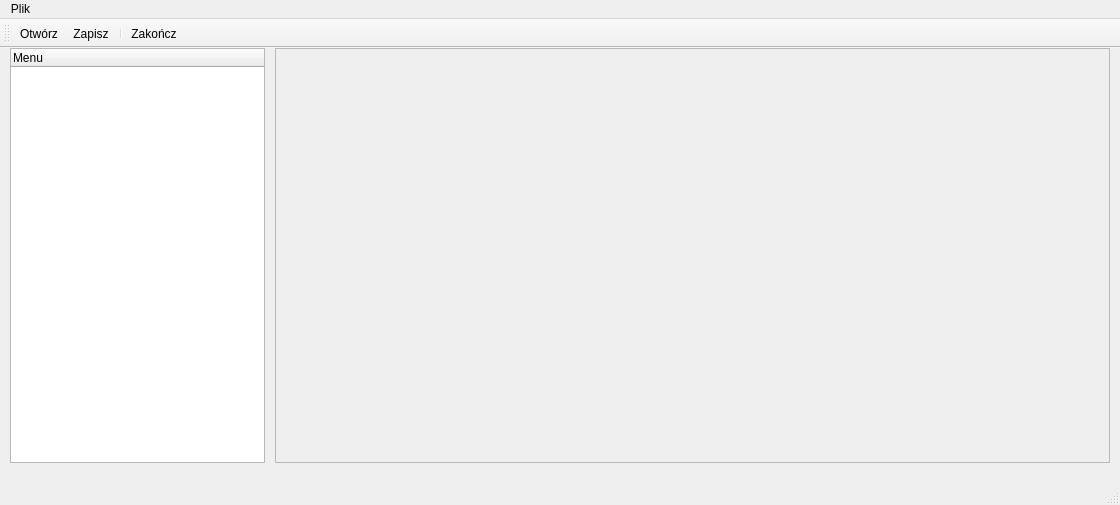
Before: the Qt Designer form mainwindow.ui in kaczmar55/koneor_v2, drawn with Qt 5.
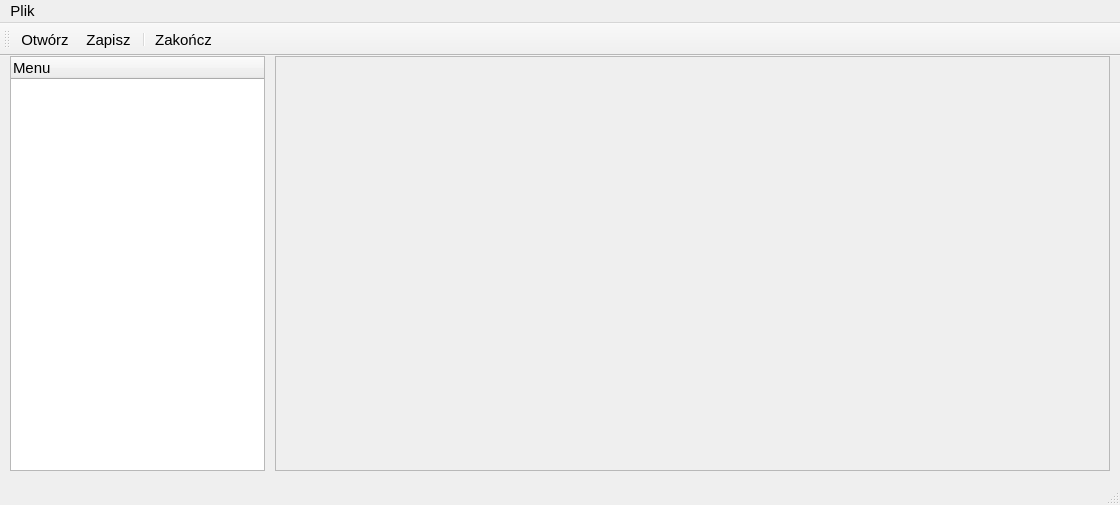
After: the same form once the commit is applied.

Patch:
```diff
--- a/mainwindow.ui
+++ b/mainwindow.ui
@@ -29,6 +29,11 @@
       <height>415</height>
      </rect>
     </property>
+    <property name="font">
+     <font>
+      <pointsize>11</pointsize>
+     </font>
+    </property>
     <column>
      <property name="text">
       <string>Menu</string>
@@ -44,6 +49,11 @@
       <height>415</height>
      </rect>
     </property>
+    <property name="font">
+     <font>
+      <pointsize>11</pointsize>
+     </font>
+    </property>
     <property name="frameShape">
      <enum>QFrame::StyledPanel</enum>
     </property>
@@ -64,6 +74,11 @@
      <height>25</height>
     </rect>
    </property>
+   <property name="font">
+    <font>
+     <pointsize>11</pointsize>
+    </font>
+   </property>
    <widget class="QMenu" name="menuPlik">
     <property name="title">
      <string>Plik</string>
@@ -76,6 +91,11 @@
    <addaction name="menuPlik"/>
   </widget>
   <widget class="QToolBar" name="mainToolBar">
+   <property name="font">
+    <font>
+     <pointsize>11</pointsize>
+    </font>
+   </property>
    <attribute name="toolBarArea">
     <enum>TopToolBarArea</enum>
    </attribute>
```
